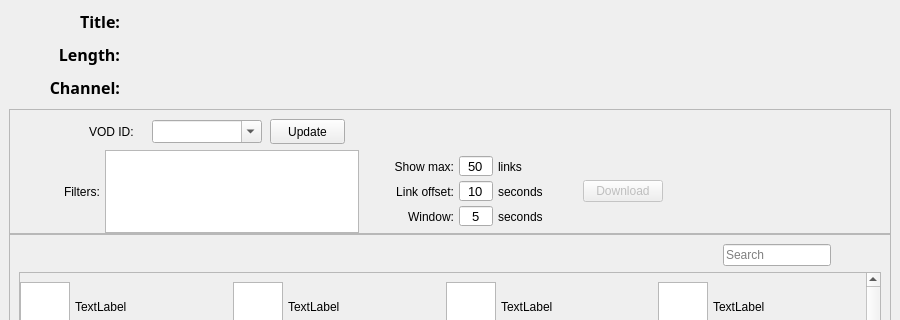
The window that app/resources/BasicForm.ui (benmurphy7/twitch-crops) describes before a commit, drawn with Qt 5; both pictures show x 0 to 900 and y 0 to 320 of the 900 by 900 pixel window.
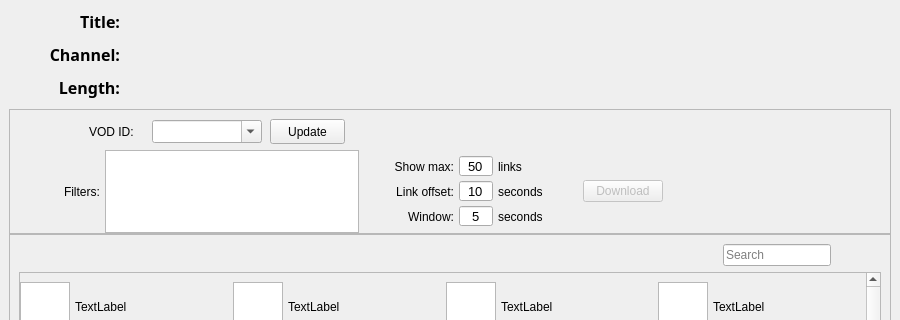
The same window after the commit.

Commit message: Changed stream info order

```diff
--- a/app/resources/BasicForm.ui
+++ b/app/resources/BasicForm.ui
@@ -56,7 +56,7 @@
       <property name="spacing">
        <number>10</number>
       </property>
-      <item row="1" column="1">
+      <item row="2" column="1">
        <widget class="QLabel" name="lengthLabel">
         <property name="sizePolicy">
          <sizepolicy hsizetype="Expanding" vsizetype="Preferred">
@@ -78,6 +78,48 @@
         </property>
        </widget>
       </item>
+      <item row="1" column="0">
+       <widget class="QLabel" name="label_4">
+        <property name="font">
+         <font>
+          <family>Yu Gothic UI Semibold</family>
+          <pointsize>12</pointsize>
+          <weight>75</weight>
+          <bold>true</bold>
+         </font>
+        </property>
+        <property name="text">
+         <string>Channel:</string>
+        </property>
+        <property name="alignment">
+         <set>Qt::AlignRight|Qt::AlignTrailing|Qt::AlignVCenter</set>
+        </property>
+        <property name="margin">
+         <number>0</number>
+        </property>
+       </widget>
+      </item>
+      <item row="2" column="0">
+       <widget class="QLabel" name="label_5">
+        <property name="font">
+         <font>
+          <family>Yu Gothic UI Semibold</family>
+          <pointsize>12</pointsize>
+          <weight>75</weight>
+          <bold>true</bold>
+         </font>
+        </property>
+        <property name="text">
+         <string>Length:</string>
+        </property>
+        <property name="alignment">
+         <set>Qt::AlignRight|Qt::AlignTrailing|Qt::AlignVCenter</set>
+        </property>
+        <property name="margin">
+         <number>0</number>
+        </property>
+       </widget>
+      </item>
       <item row="0" column="0">
        <widget class="QLabel" name="label_3">
         <property name="font">
@@ -123,28 +165,7 @@
         </property>
        </widget>
       </item>
-      <item row="1" column="0">
-       <widget class="QLabel" name="label_5">
-        <property name="font">
-         <font>
-          <family>Yu Gothic UI Semibold</family>
-          <pointsize>12</pointsize>
-          <weight>75</weight>
-          <bold>true</bold>
-         </font>
-        </property>
-        <property name="text">
-         <string>Length:</string>
-        </property>
-        <property name="alignment">
-         <set>Qt::AlignRight|Qt::AlignTrailing|Qt::AlignVCenter</set>
-        </property>
-        <property name="margin">
-         <number>0</number>
-        </property>
-       </widget>
-      </item>
-      <item row="2" column="1">
+      <item row="1" column="1">
        <widget class="QLabel" name="channelLabel">
         <property name="sizePolicy">
          <sizepolicy hsizetype="Expanding" vsizetype="Preferred">
@@ -166,27 +187,6 @@
         </property>
        </widget>
       </item>
-      <item row="2" column="0">
-       <widget class="QLabel" name="label_4">
-        <property name="font">
-         <font>
-          <family>Yu Gothic UI Semibold</family>
-          <pointsize>12</pointsize>
-          <weight>75</weight>
-          <bold>true</bold>
-         </font>
-        </property>
-        <property name="text">
-         <string>Channel:</string>
-        </property>
-        <property name="alignment">
-         <set>Qt::AlignRight|Qt::AlignTrailing|Qt::AlignVCenter</set>
-        </property>
-        <property name="margin">
-         <number>0</number>
-        </property>
-       </widget>
-      </item>
      </layout>
     </item>
     <item>
```
